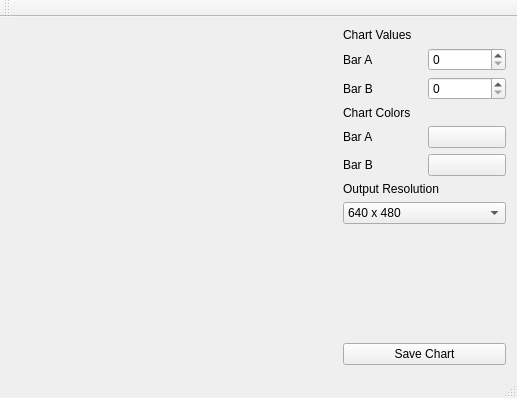
Qt form Practicas/AG - Project1 - Josep Atencia/AG - Project1 - Josep Atencia/AGProject1.ui (joeyGumer/Advanced_Graphics_Programming) before a commit.
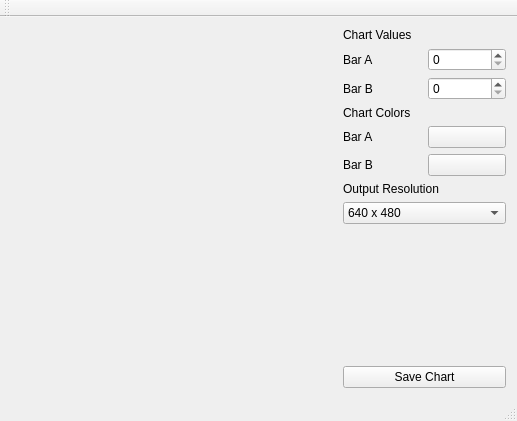
The same form after that commit.

What changed in the file:
```diff
--- a/Practicas/AG - Project1 - Josep Atencia/AG - Project1 - Josep Atencia/AGProject1.ui
+++ b/Practicas/AG - Project1 - Josep Atencia/AG - Project1 - Josep Atencia/AGProject1.ui
@@ -2,12 +2,15 @@
 <ui version="4.0">
  <class>AGProject1Class</class>
  <widget class="QMainWindow" name="AGProject1Class">
+  <property name="enabled">
+   <bool>true</bool>
+  </property>
   <property name="geometry">
    <rect>
     <x>0</x>
     <y>0</y>
     <width>517</width>
-    <height>398</height>
+    <height>421</height>
    </rect>
   </property>
   <property name="sizePolicy">
@@ -16,6 +19,18 @@
     <verstretch>0</verstretch>
    </sizepolicy>
   </property>
+  <property name="minimumSize">
+   <size>
+    <width>517</width>
+    <height>421</height>
+   </size>
+  </property>
+  <property name="maximumSize">
+   <size>
+    <width>517</width>
+    <height>421</height>
+   </size>
+  </property>
   <property name="windowTitle">
    <string>AGProject1</string>
   </property>
```
Left out of the diff: 27 changed lines with no effect on the pictures.
